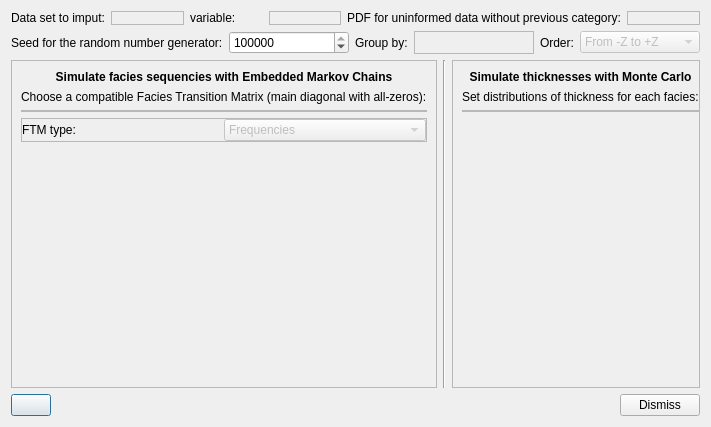
First picture: the form in dialogs/mcmcdataimputationdialog.ui, repository PauloCarvalhoRJ/gammaray, before the edit.
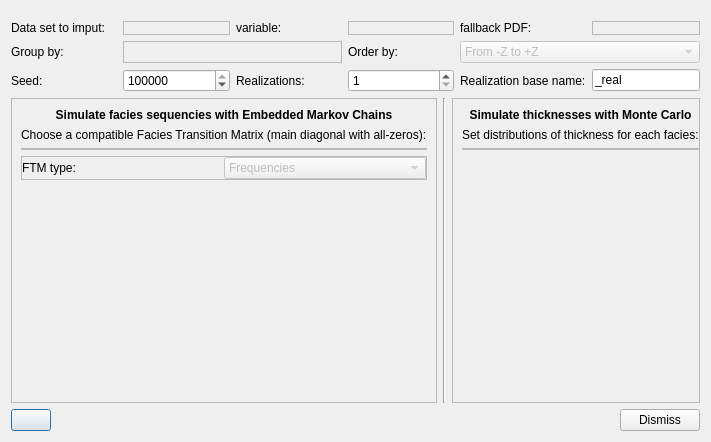
Second picture: the form after the edit. Icons and pictures are not drawn.

Commit message: MCMC: can simulate multiple realizations at once.

Patch:
```diff
--- a/dialogs/mcmcdataimputationdialog.ui
+++ b/dialogs/mcmcdataimputationdialog.ui
@@ -6,8 +6,8 @@
    <rect>
     <x>0</x>
     <y>0</y>
-    <width>662</width>
-    <height>427</height>
+    <width>709</width>
+    <height>442</height>
    </rect>
   </property>
   <property name="windowTitle">
@@ -15,83 +15,25 @@
   </property>
   <layout class="QVBoxLayout" name="verticalLayout_3">
    <item>
-    <layout class="QHBoxLayout" name="horizontalLayout">
-     <item>
+    <layout class="QGridLayout" name="gridLayout">
+     <property name="topMargin">
+      <number>10</number>
+     </property>
+     <item row="0" column="0">
       <widget class="QLabel" name="label">
        <property name="text">
         <string>Data set to imput:</string>
        </property>
       </widget>
      </item>
-     <item>
-      <widget class="QFrame" name="frmCmbDataSet">
-       <property name="frameShape">
-        <enum>QFrame::StyledPanel</enum>
-       </property>
-       <property name="frameShadow">
-        <enum>QFrame::Raised</enum>
-       </property>
-       <layout class="QVBoxLayout" name="verticalLayout">
-        <property name="spacing">
-         <number>0</number>
-        </property>
-        <property name="leftMargin">
-         <number>0</number>
-        </property>
-        <property name="topMargin">
-         <number>0</number>
-        </property>
-        <property name="rightMargin">
-         <number>0</number>
-        </property>
-        <property name="bottomMargin">
-         <number>0</number>
-        </property>
-       </layout>
-      </widget>
-     </item>
-     <item>
+     <item row="0" column="2">
       <widget class="QLabel" name="label_2">
        <property name="text">
         <string>variable:</string>
        </property>
       </widget>
      </item>
-     <item>
-      <widget class="QFrame" name="frmCmbVariable">
-       <property name="frameShape">
-        <enum>QFrame::StyledPanel</enum>
-       </property>
-       <property name="frameShadow">
-        <enum>QFrame::Raised</enum>
-       </property>
-       <layout class="QVBoxLayout" name="verticalLayout_2">
-        <property name="spacing">
-         <number>0</number>
-        </property>
-        <property name="leftMargin">
-         <number>0</number>
-        </property>
-        <property name="topMargin">
-         <number>0</number>
-        </property>
-        <property name="rightMargin">
-         <number>0</number>
-        </property>
-        <property name="bottomMargin">
-         <number>0</number>
-        </property>
-       </layout>
-      </widget>
-     </item>
-     <item>
-      <widget class="QLabel" name="label_11">
-       <property name="text">
-        <string>PDF for uninformed data without previous category:</string>
-       </property>
-      </widget>
-     </item>
-     <item>
+     <item row="0" column="5">
       <widget class="QFrame" name="frmCmbPDF">
        <property name="frameShape">
         <enum>QFrame::StyledPanel</enum>
@@ -118,53 +60,44 @@
        </layout>
       </widget>
      </item>
-    </layout>
-   </item>
-   <item>
-    <layout class="QHBoxLayout" name="horizontalLayout_4">
-     <property name="topMargin">
-      <number>0</number>
-     </property>
-     <item>
-      <widget class="QLabel" name="label_5">
-       <property name="text">
-        <string>Seed for the random number generator:</string>
+     <item row="0" column="1">
+      <widget class="QFrame" name="frmCmbDataSet">
+       <property name="frameShape">
+        <enum>QFrame::StyledPanel</enum>
        </property>
-      </widget>
-     </item>
-     <item>
-      <widget class="QSpinBox" name="spinSeed">
-       <property name="sizePolicy">
-        <sizepolicy hsizetype="Expanding" vsizetype="Fixed">
-         <horstretch>0</horstretch>
-         <verstretch>0</verstretch>
-        </sizepolicy>
+       <property name="frameShadow">
+        <enum>QFrame::Raised</enum>
        </property>
-       <property name="minimum">
-        <number>11</number>
-       </property>
-       <property name="maximum">
-        <number>999999999</number>
-       </property>
-       <property name="singleStep">
-        <number>1313</number>
-       </property>
-       <property name="value">
-        <number>131313</number>
-       </property>
+       <layout class="QVBoxLayout" name="verticalLayout">
+        <property name="spacing">
+         <number>0</number>
+        </property>
+        <property name="leftMargin">
+         <number>0</number>
+        </property>
+        <property name="topMargin">
+         <number>0</number>
+        </property>
+        <property name="rightMargin">
+         <number>0</number>
+        </property>
+        <property name="bottomMargin">
+         <number>0</number>
+        </property>
+       </layout>
       </widget>
      </item>
-     <item>
-      <widget class="QLabel" name="label_9">
+     <item row="0" column="4">
+      <widget class="QLabel" name="label_11">
        <property name="text">
-        <string>Group by:</string>
+        <string>fallback PDF:</string>
        </property>
       </widget>
      </item>
-     <item>
+     <item row="1" column="1" colspan="2">
       <widget class="QFrame" name="frmCmbGroupByVariable">
        <property name="sizePolicy">
-        <sizepolicy hsizetype="Expanding" vsizetype="Preferred">
+        <sizepolicy hsizetype="Preferred" vsizetype="Preferred">
          <horstretch>0</horstretch>
          <verstretch>0</verstretch>
         </sizepolicy>
@@ -194,20 +127,13 @@
        </layout>
       </widget>
      </item>
-     <item>
-      <widget class="QLabel" name="label_10">
-       <property name="text">
-        <string>Order:</string>
-       </property>
-      </widget>
-     </item>
-     <item>
+     <item row="1" column="4" colspan="2">
       <widget class="QComboBox" name="cmbOrder">
        <property name="enabled">
         <bool>false</bool>
        </property>
        <property name="sizePolicy">
-        <sizepolicy hsizetype="Expanding" vsizetype="Fixed">
+        <sizepolicy hsizetype="Preferred" vsizetype="Fixed">
          <horstretch>0</horstretch>
          <verstretch>0</verstretch>
         </sizepolicy>
@@ -219,6 +145,113 @@
        </item>
       </widget>
      </item>
+     <item row="0" column="3">
+      <widget class="QFrame" name="frmCmbVariable">
+       <property name="frameShape">
+        <enum>QFrame::StyledPanel</enum>
+       </property>
+       <property name="frameShadow">
+        <enum>QFrame::Raised</enum>
+       </property>
+       <layout class="QVBoxLayout" name="verticalLayout_2">
+        <property name="spacing">
+         <number>0</number>
+        </property>
+        <property name="leftMargin">
+         <number>0</number>
+        </property>
+        <property name="topMargin">
+         <number>0</number>
+        </property>
+        <property name="rightMargin">
+         <number>0</number>
+        </property>
+        <property name="bottomMargin">
+         <number>0</number>
+        </property>
+       </layout>
+      </widget>
+     </item>
+     <item row="1" column="0">
+      <widget class="QLabel" name="label_9">
+       <property name="text">
+        <string>Group by:</string>
+       </property>
+      </widget>
+     </item>
+     <item row="1" column="3">
+      <widget class="QLabel" name="label_10">
+       <property name="text">
+        <string>Order by:</string>
+       </property>
+      </widget>
+     </item>
+     <item row="2" column="0">
+      <widget class="QLabel" name="label_5">
+       <property name="text">
+        <string>Seed:</string>
+       </property>
+      </widget>
+     </item>
+     <item row="2" column="1">
+      <widget class="QSpinBox" name="spinSeed">
+       <property name="sizePolicy">
+        <sizepolicy hsizetype="Preferred" vsizetype="Fixed">
+         <horstretch>0</horstretch>
+         <verstretch>0</verstretch>
+        </sizepolicy>
+       </property>
+       <property name="minimum">
+        <number>11</number>
+       </property>
+       <property name="maximum">
+        <number>999999999</number>
+       </property>
+       <property name="singleStep">
+        <number>1313</number>
+       </property>
+       <property name="value">
+        <number>131313</number>
+       </property>
+      </widget>
+     </item>
+     <item row="2" column="2">
+      <widget class="QLabel" name="label_12">
+       <property name="text">
+        <string>Realizations:</string>
+       </property>
+      </widget>
+     </item>
+     <item row="2" column="3">
+      <widget class="QSpinBox" name="spinRealizations">
+       <property name="minimum">
+        <number>1</number>
+       </property>
+       <property name="maximum">
+        <number>999</number>
+       </property>
+      </widget>
+     </item>
+     <item row="2" column="4">
+      <widget class="QLabel" name="label_13">
+       <property name="text">
+        <string>Realization base name:</string>
+       </property>
+      </widget>
+     </item>
+     <item row="2" column="5">
+      <widget class="QLineEdit" name="txtRealizationBaseName">
+       <property name="sizePolicy">
+        <sizepolicy hsizetype="Preferred" vsizetype="Fixed">
+         <horstretch>0</horstretch>
+         <verstretch>0</verstretch>
+        </sizepolicy>
+       </property>
+       <property name="text">
+        <string>_real</string>
+       </property>
+      </widget>
+     </item>
     </layout>
    </item>
    <item>
```
The commit also changes 3 other files.
